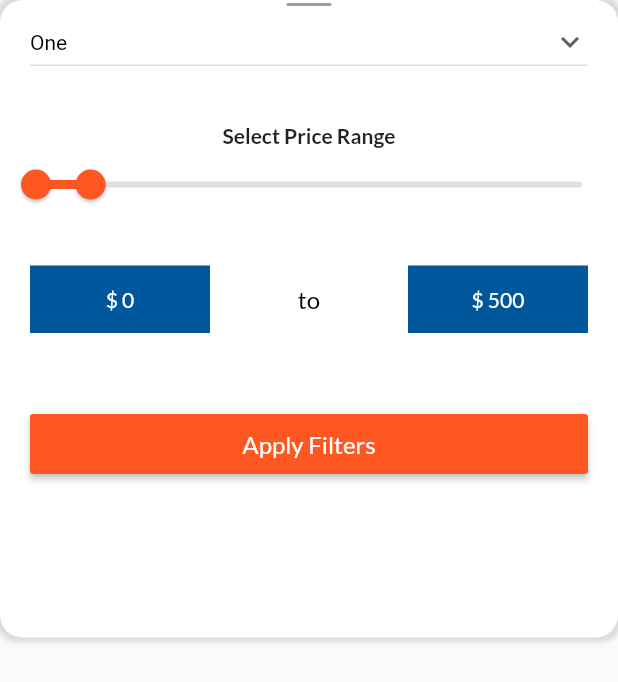
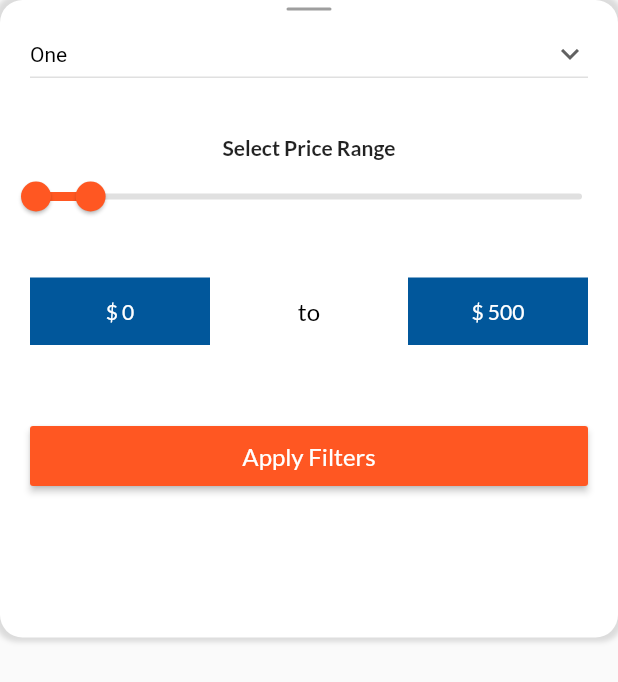
Before and after one commit to Furqankhanzada/flutter_eCommerce_ui_kit, a Flutter app: the ShopSearch widget shown alone on an empty page, opened directly, on a phone screen of 412 x 824 dp. Shown: the top 682 px of the screen. Run offline on Flutter 3.47's test engine with Material 2 defaults, Android fonts, the phone set to English and light mode, and no system bars; our stand-ins replace cached_network_image, carousel_slider, smooth_star_rating; network calls fail.

Commit message:
Added Space Bottom Sheet

```diff
--- a/lib/shop/search.dart
+++ b/lib/shop/search.dart
@@ -23,7 +23,7 @@ class _ShopSearchState extends State<ShopSearch> {
       child: Column(
           children: [
             Padding(
-              padding: const EdgeInsets.only(top: 2.0),
+              padding: const EdgeInsets.only(top: 5.0, bottom: 5),
               child: Container(
                 width: 30,
                 height: 2,
```
